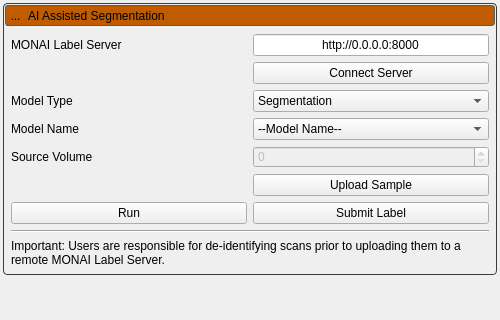
This is Studio/ShapeWorksMONAI/MonaiLabelTool.ui in SCIInstitute/ShapeWorks as Qt 5 draws it before an edit; both pictures show x 0 to 500 and y 0 to 320 of the 500 by 1451 pixel window. The edited form follows.
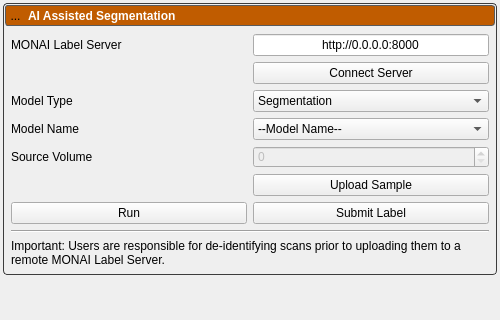
This is the edited form. Icons and pictures are not drawn.

Commit message: Fix text color of monai module

```diff
--- a/Studio/ShapeWorksMONAI/MonaiLabelTool.ui
+++ b/Studio/ShapeWorksMONAI/MonaiLabelTool.ui
@@ -33,7 +33,7 @@
 
                 /********************** monai_params panel ***********************/
 
-                QLabel#monai_params_label {
+                QLabel#monai_top_label {
                 color: white;
                 font: bold;
                 }
```
